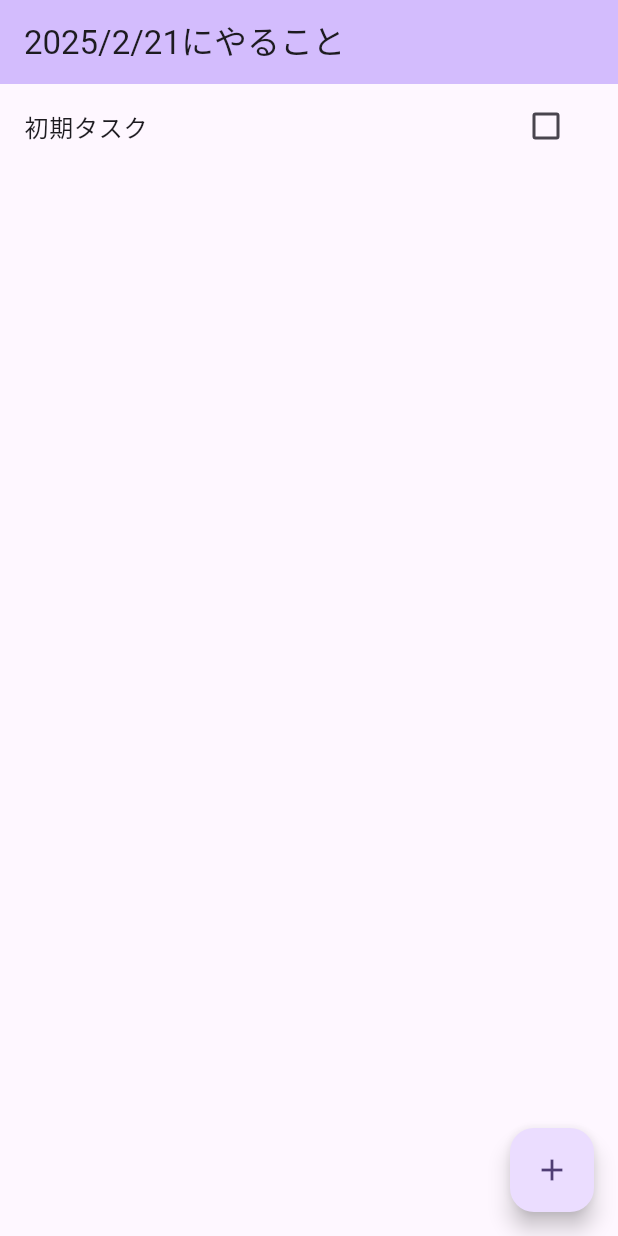
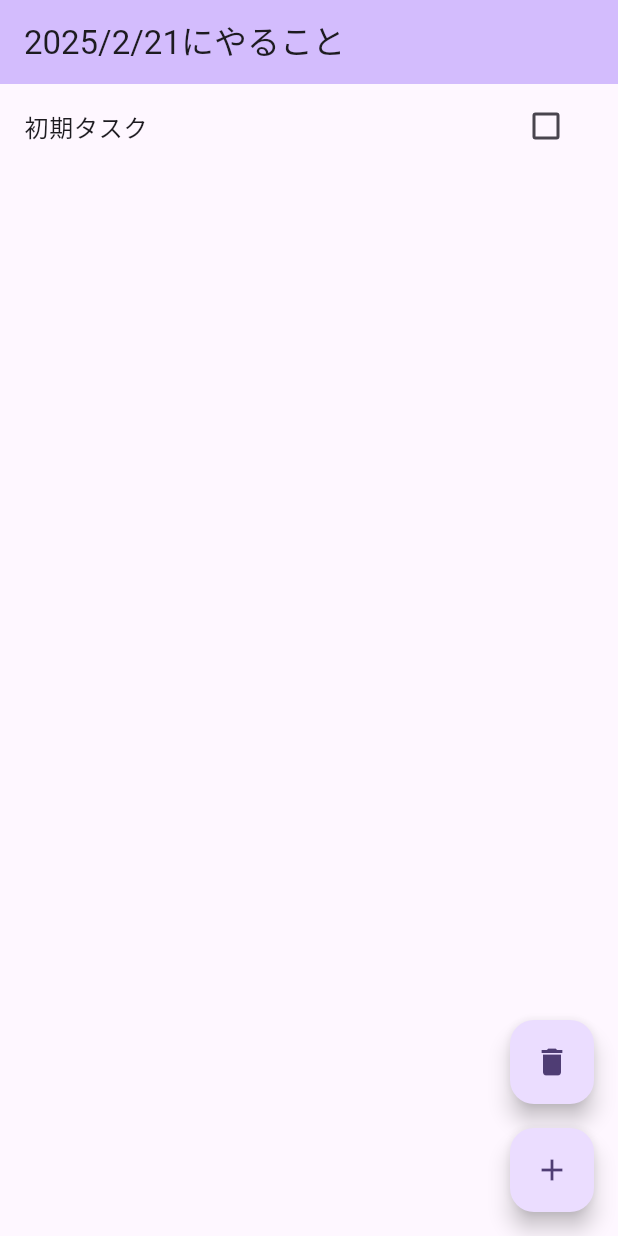
Before and after one commit to yutori-develop/simple_todo, a Flutter app: the screen it shows after launch, on a phone screen of 412 x 824 dp. Run offline on Flutter 3.47's test engine with Material 3 defaults, Android fonts, the light colour scheme and no system bars; our stand-ins replace flutter_riverpod, flutter_svg, freezed_annotation, go_router, riverpod_annotation, vector_graphics; generated files the repository leaves out were written again.

Commit message:
Todo削除ボタンを追加

```diff
--- a/lib/views/home_view.dart
+++ b/lib/views/home_view.dart
@@ -50,11 +50,23 @@ class _HomeViewState extends ConsumerState<HomeView> {
         }),
         itemCount: todos.length,
       ),
-      floatingActionButton: FloatingActionButton(
-        onPressed: () {
-          _dialogBuilder(context, ref);
-        },
-        child: Icon(Icons.add),
+      floatingActionButton: Column(
+        mainAxisSize: MainAxisSize.min,
+        children: [
+          FloatingActionButton(
+            onPressed: () {},
+            child: Icon(Icons.delete),
+          ),
+          SizedBox(
+            height: 16,
+          ),
+          FloatingActionButton(
+            onPressed: () {
+              _dialogBuilder(context, ref);
+            },
+            child: Icon(Icons.add),
+          ),
+        ],
       ),
     );
   }
```
